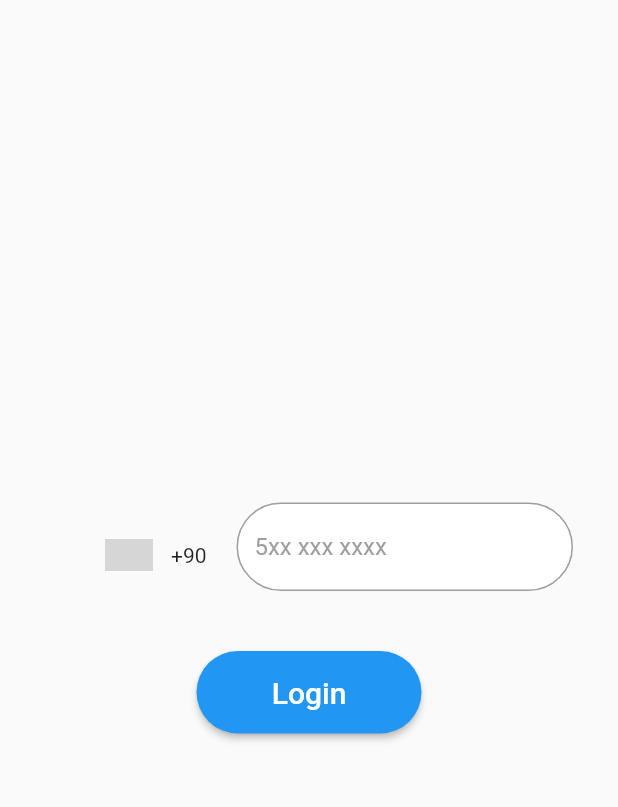
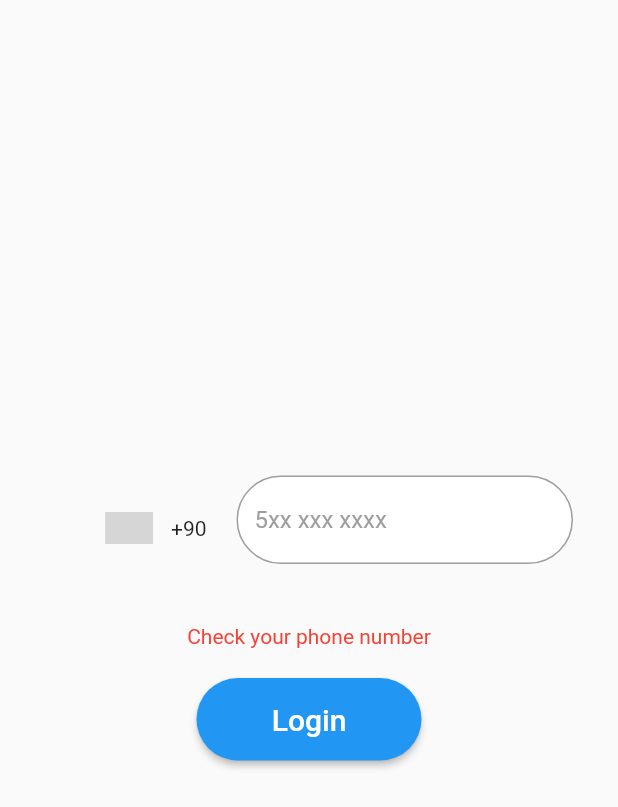
Before and after one commit to alidogangullu/project_mobile, a Flutter app: the screen it shows after launch, after a tap on "Login", on a phone screen of 412 x 824 dp. Shown: the top 807 px of the screen. Run offline on Flutter 3.47's test engine with Material 2 defaults, Android fonts, the phone set to English and light mode, and no system bars; drawn by our look-alikes of intl_phone_number_input; our stand-ins replace cloud_firestore, firebase_auth, firebase_core, pinput; accounts and stored records are empty; grey boxes are pictures that could not be loaded.

Commit message:
added error checks

```diff
--- a/lib/Authentication/loginPage.dart
+++ b/lib/Authentication/loginPage.dart
@@ -12,90 +12,107 @@ class LoginPage extends StatefulWidget {
 }
 
 class _LoginPageState extends State<LoginPage> {
+
+  final auth = FirebaseAuth.instance;
+
+  String? phoneNumber;
+  int? forceResendingToken;
   late String _verificationId;
-  final auth = FirebaseAuth.instance;
   final smsController = TextEditingController();
-  String? phoneNumber;
+
   bool showOTPbox = false;
   bool loading = false;
-  int? forceResendingToken;
+  bool phoneNumberFormat = false;
+  bool verificated = true;
+  bool codeSent = false;
+  bool buttonPressed = false;
 
   final defaultPinTheme = PinTheme(
     width: 65,
     height: 65,
-    textStyle: TextStyle(fontSize: 20),
+    textStyle: const TextStyle(fontSize: 20),
     decoration: BoxDecoration(
       border: Border.all(color: Colors.grey),
-      borderRadius: BorderRadius.circular(20),
+      borderRadius: BorderRadius.circular(25),
     ),
   );
   final focusedPinTheme = PinTheme(
     width: 65,
     height: 65,
-    textStyle: TextStyle(fontSize: 20),
+    textStyle: const TextStyle(fontSize: 20),
     decoration: BoxDecoration(
       border: Border.all(color: Colors.blue),
-      borderRadius: BorderRadius.circular(20),
+      borderRadius: BorderRadius.circular(25),
+    ),
+  );
+  final errorPinTheme = PinTheme(
+    width: 65,
+    height: 65,
+    textStyle: const TextStyle(fontSize: 20),
+    decoration: BoxDecoration(
+      border: Border.all(color: Colors.red),
+      borderRadius: BorderRadius.circular(25),
     ),
   );
   final submittedPinTheme = PinTheme(
     width: 65,
     height: 65,
-    textStyle: TextStyle(fontSize: 20),
+    textStyle: const TextStyle(fontSize: 20),
     decoration: BoxDecoration(
       border: Border.all(color: Colors.green),
-      borderRadius: BorderRadius.circular(20),
-    ),
-  );
-  final errorPinTheme = PinTheme(
-    width: 65,
-    height: 65,
-    textStyle: TextStyle(fontSize: 20),
-    decoration: BoxDecoration(
-      border: Border.all(color: Colors.red),
-      borderRadius: BorderRadius.circular(50),
+      borderRadius: BorderRadius.circular(25),
     ),
   );
 
   void loginWithPhone() async {
+    if (phoneNumberFormat) {
+      setState(() {
+        loading = true;
+      });
       auth.verifyPhoneNumber(
         phoneNumber: phoneNumber,
         verificationCompleted: (PhoneAuthCredential credential) async {
           await auth.signInWithCredential(credential).then((value) {
             Navigator.pushReplacement(
                 context, MaterialPageRoute(builder: (context) => AdminHome()));
-          print("You are logged in successfully");
           });
         },
-      verificationFailed: (FirebaseAuthException e) {
-        print(e.message);
-      },
+        verificationFailed: (FirebaseAuthException e) {},
         codeSent: (String verificationId, int? resendToken) {
+          codeSent = true;
           showOTPbox = true;
           _verificationId = verificationId;
-        setState(() {});
+          setState(() {
+            loading = false;
+          });
         },
         codeAutoRetrievalTimeout: (String verificationId) {},
       );
     }
+  }
 
   void verifyOTP() async {
+    setState(() {
+      loading = true;
+    });
+    try {
       PhoneAuthCredential credential = PhoneAuthProvider.credential(
           verificationId: _verificationId, smsCode: smsController.text);
       await auth.signInWithCredential(credential).then((value) {
         Navigator.pushReplacement(
             context, MaterialPageRoute(builder: (context) => AdminHome()));
-      print("You are logged in successfully");
-      //Fluttertoast.showToast(
-      //  msg: "You are logged in successfully",
-      //toastLength: Toast.LENGTH_SHORT,
-      //gravity: ToastGravity.CENTER,
-      //timeInSecForIosWeb: 1,
-      //backgroundColor: Colors.red,
-      //textColor: Colors.white,
-      //fontSize: 16.0
-      //);
       });
+      setState(() {
+        loading = false;
+      });
+    } catch (e) {
+      setState(() {
+        buttonPressed = false; //changed for if-else in column
+        codeSent = false; //changed for if-else in column
+        loading = false;
+        verificated = false;
+      });
+    }
   }
 
   @override
@@ -107,6 +124,10 @@ class _LoginPageState extends State<LoginPage> {
           Padding(
             padding: const EdgeInsets.fromLTRB(50, 0, 30, 0),
             child: InternationalPhoneNumberInput(
+              isEnabled: !phoneNumberFormat,
+              onInputValidated: (bool value) {
+                  phoneNumberFormat = value;
+              },
               textAlign: TextAlign.center,
               searchBoxDecoration: const InputDecoration(
                 hintText: "Country",
@@ -172,24 +193,17 @@ class _LoginPageState extends State<LoginPage> {
           ),
           showOTPbox
               ? Padding(
-                  padding: const EdgeInsets.fromLTRB(30, 10, 30, 10),
+                  padding: const EdgeInsets.fromLTRB(30, 0, 30, 0),
                   child: Pinput(
                     length: 6,
                     closeKeyboardWhenCompleted: true,
+                    forceErrorState: !verificated,
                     errorPinTheme: errorPinTheme,
+                    submittedPinTheme: submittedPinTheme,
                     controller: smsController,
                     defaultPinTheme: defaultPinTheme,
                     focusedPinTheme: focusedPinTheme,
-                    submittedPinTheme: submittedPinTheme,
                     showCursor: false,
-                    onSubmitted: (pin) async {
-                      PhoneAuthCredential credential = PhoneAuthProvider.credential(verificationId: _verificationId, smsCode: smsController.text);
-                      await auth.signInWithCredential(credential).then((value){
-                        print("You are logged in successfully");
-                        Navigator.pushReplacement(
-                            context, MaterialPageRoute(builder: (context) => AdminHome()));
-                      });
-                    },
                   ),
                 )
               : const SizedBox(
@@ -198,7 +212,27 @@ class _LoginPageState extends State<LoginPage> {
           const SizedBox(
             height: 20,
           ),
-          ElevatedButton(
+          if (phoneNumberFormat & codeSent)
+            const Text(
+              'Verification Code Sent',
+              style: TextStyle(color: Colors.green),
+            )
+          else if (!phoneNumberFormat & buttonPressed)
+            const Text(
+              'Check your phone number',
+              style: TextStyle(color: Colors.red),
+            )
+          else if (!verificated)
+            const Text(
+              'Wrong verification code',
+              style: TextStyle(color: Colors.red),
+            ),
+          const SizedBox(
+            height: 20,
+          ),
+          loading
+              ? const Center(child: CircularProgressIndicator())
+              : ElevatedButton(
                   style: ElevatedButton.styleFrom(
                       //primary: Colors.green,
                       shape: RoundedRectangleBorder(
@@ -210,6 +244,9 @@ class _LoginPageState extends State<LoginPage> {
                       verifyOTP();
                     } else {
                       loginWithPhone();
+                      setState(() {
+                        buttonPressed = true;
+                      });
                     }
                   },
                   child: Text(
```
Lines whose indentation alone changed are shown as unchanged.
